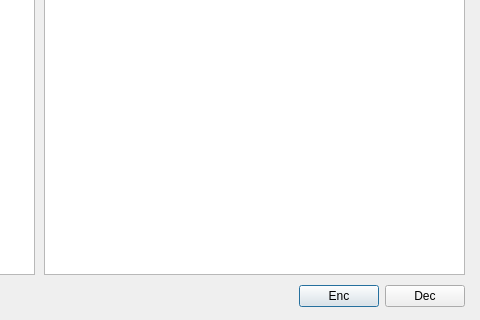
Old version of the form shellusb/ShellUSB_v0_5/shellusb.ui in the repository kuntae/shellusb; both pictures show x 206 to 686 and y 146 to 466 of the 686 by 466 pixel window.
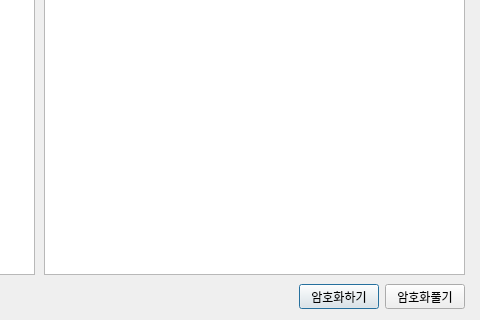
New version of the form.

```diff
--- a/shellusb/ShellUSB_v0_5/shellusb.ui
+++ b/shellusb/ShellUSB_v0_5/shellusb.ui
@@ -39,14 +39,14 @@
     <item>
      <widget class="QPushButton" name="enc_btn">
       <property name="text">
-       <string>Enc</string>
+       <string>암호화하기</string>
       </property>
      </widget>
     </item>
     <item>
      <widget class="QPushButton" name="dnc_btn">
       <property name="text">
-       <string>Dec</string>
+       <string>암호화풀기</string>
       </property>
      </widget>
     </item>
```
